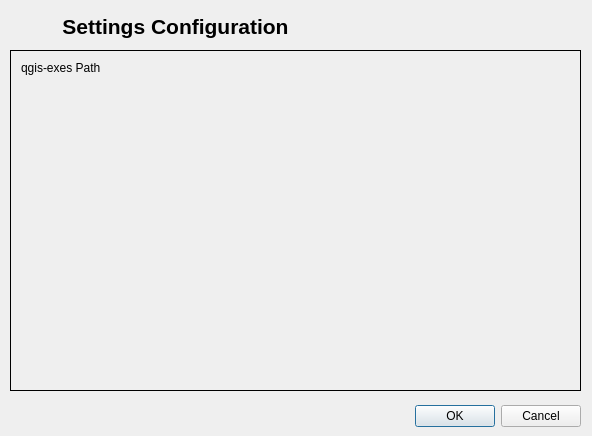
AUGSignals/qgis-plugins, file settings_configuration/settings_configuration_dialog_base.ui: the form before one commit.
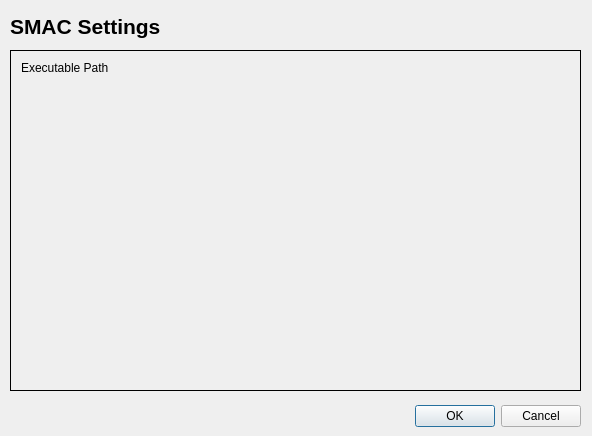
The form after the commit. Icons and pictures are not drawn. Custom widgets are drawn as their Qt base class.

Commit message: Refactored settings dialog

```diff
--- a/settings_configuration/settings_configuration_dialog_base.ui
+++ b/settings_configuration/settings_configuration_dialog_base.ui
@@ -34,19 +34,25 @@
     <rect>
      <x>10</x>
      <y>10</y>
-     <width>331</width>
+     <width>561</width>
      <height>33</height>
     </rect>
    </property>
+   <property name="font">
+    <font>
+     <family>MS Sans Serif</family>
+     <pointsize>16</pointsize>
+    </font>
+   </property>
    <property name="text">
     <string>&lt;!DOCTYPE HTML PUBLIC &quot;-//W3C//DTD HTML 4.0//EN&quot; &quot;http://www.w3.org/TR/REC-html40/strict.dtd&quot;&gt;
 &lt;html&gt;&lt;head&gt;&lt;meta name=&quot;qrichtext&quot; content=&quot;1&quot; /&gt;&lt;style type=&quot;text/css&quot;&gt;
 p, li { white-space: pre-wrap; }
-&lt;/style&gt;&lt;/head&gt;&lt;body style=&quot; font-family:'Sans Serif'; font-size:9pt; font-weight:400; font-style:normal;&quot;&gt;
-&lt;p style=&quot; margin-top:0px; margin-bottom:0px; margin-left:0px; margin-right:0px; -qt-block-indent:0; text-indent:0px;&quot;&gt;&lt;span style=&quot; font-size:16pt; font-weight:600;&quot;&gt;Settings Configuration&lt;/span&gt;&lt;/p&gt;&lt;/body&gt;&lt;/html&gt;</string>
+&lt;/style&gt;&lt;/head&gt;&lt;body style=&quot; font-family:'Sans Serif'; font-size:16pt; font-weight:600; font-style:normal;&quot;&gt;
+&lt;p &gt;SMAC Settings&lt;/p&gt;&lt;/body&gt;&lt;/html&gt;</string>
    </property>
    <property name="alignment">
-    <set>Qt::AlignCenter</set>
+    <set>Qt::AlignLeading|Qt::AlignLeft|Qt::AlignVCenter</set>
    </property>
   </widget>
   <widget class="QStackedWidget" name="stackedWidget">
@@ -75,7 +81,7 @@
       <item row="0" column="0">
        <widget class="QLabel" name="qgisExesPathLabel">
         <property name="text">
-         <string>qgis-exes Path</string>
+         <string>Executable Path</string>
         </property>
        </widget>
       </item>
```
Left out of the diff: 9 changed lines with no effect on the pictures. The commit also changes 1 other file.
